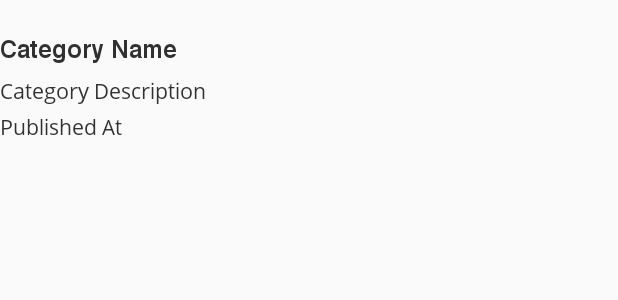
After one commit to theochandra/schoters-personal, an Android app: the layout item_show_category.xml on its own in the app's theme, with its tools: preview values and no code run, on a phone screen of 412 x 824 dp. The commit adds this screen. Shown: the top 300 px of the screen. Run offline under Robolectric (Android 15) with nearby library versions, the phone set to English and light mode, and no system bars; network calls fail.

Commit message:
show category

```diff
--- /dev/null
+++ b/app/src/main/res/layout/item_show_category.xml
@@ -0,0 +1,44 @@
+<?xml version="1.0" encoding="utf-8"?>
+<androidx.constraintlayout.widget.ConstraintLayout xmlns:android="http://schemas.android.com/apk/res/android"
+    android:layout_width="match_parent"
+    android:layout_height="wrap_content"
+    xmlns:app="http://schemas.android.com/apk/res-auto">
+
+    <com.example.schoterspersonal.component.views.HelveticaTextView
+        android:id="@+id/tv_category_name"
+        android:text="Category Name"
+        android:textSize="@dimen/font_size_m"
+        android:textColor="@color/colorDarkGrey"
+        android:layout_width="@dimen/size_0"
+        android:layout_height="wrap_content"
+        android:layout_marginTop="@dimen/horizontal_space_m"
+        app:layout_constraintTop_toTopOf="parent"
+        app:layout_constraintLeft_toLeftOf="parent"
+        app:layout_constraintRight_toRightOf="parent" />
+
+    <com.example.schoterspersonal.component.views.OpenSansTextView
+        android:id="@+id/tv_category_description"
+        android:text="Category Description"
+        android:textSize="@dimen/font_size_s"
+        android:textColor="@color/colorDarkGrey"
+        android:layout_width="@dimen/size_0"
+        android:layout_height="wrap_content"
+        android:layout_marginTop="@dimen/horizontal_space_xs"
+        app:layout_constraintTop_toBottomOf="@+id/tv_category_name"
+        app:layout_constraintLeft_toLeftOf="parent"
+        app:layout_constraintRight_toRightOf="parent" />
+
+    <com.example.schoterspersonal.component.views.OpenSansTextView
+        android:id="@+id/tv_published_at"
+        android:text="Published At"
+        android:textSize="@dimen/font_size_s"
+        android:textColor="@color/colorDarkGrey"
+        android:layout_width="@dimen/size_0"
+        android:layout_height="wrap_content"
+        android:layout_marginTop="@dimen/horizontal_space_xs"
+        app:layout_constraintTop_toBottomOf="@+id/tv_category_description"
+        app:layout_constraintBottom_toBottomOf="parent"
+        app:layout_constraintLeft_toLeftOf="parent"
+        app:layout_constraintRight_toRightOf="parent" />
+
+</androidx.constraintlayout.widget.ConstraintLayout>
--- a/app/src/main/res/values/strings.xml
+++ b/app/src/main/res/values/strings.xml
@@ -17,5 +17,6 @@
 
     <!-- show category screen start -->
     <string name="show_cat_title">Your Personal Category</string>
+    <string name="show_cat_published_at">Published at&#160;%1$s</string>
     <!-- show category screen end -->
 </resources>
```
Also changed, not shown: app/src/main/java/com/example/schoterspersonal/presentation/category/show/ShowCategoryActivity.java (added, +75 -0 lines), app/src/main/java/com/example/schoterspersonal/presentation/category/show/ShowCategoryAdapter.java (added, +78 -0 lines), app/src/main/res/layout/activity_show_category.xml (added, +58 -0 lines).
